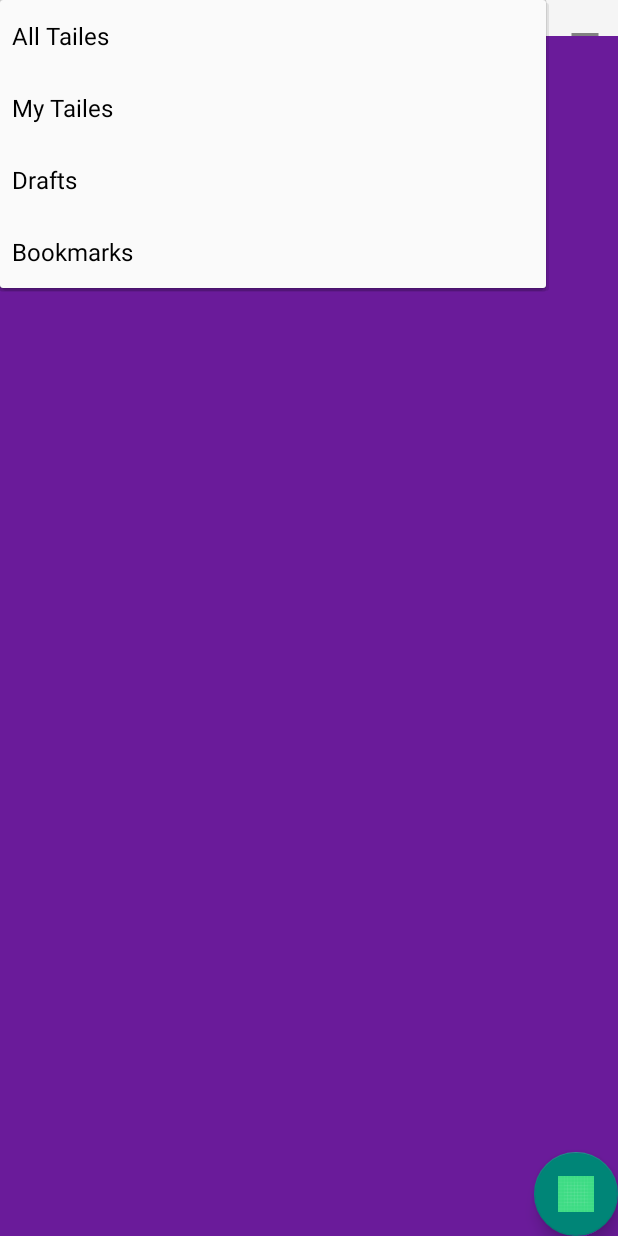
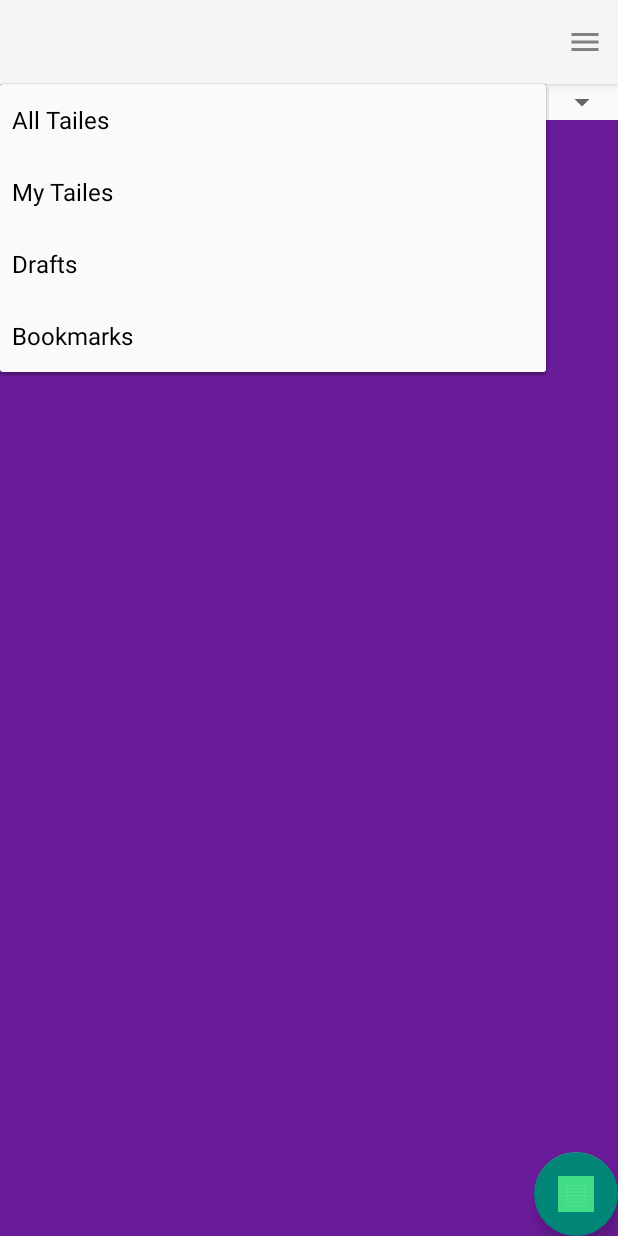
Before and after one commit to realchrismartin/telling-tailes, an Android app: the StoryFeedActivity screen opened directly, with no data from a screen before it, after a tap on "All Tailes", on a phone screen of 412 x 824 dp. Run offline under Robolectric (Android 15) with nearby library versions, the phone set to English and light mode, and no system bars; our stand-ins replace Firebase (no records; nobody signed in at launch, a user with empty details on screens opened directly).

Commit message:
TT-69 fix: Fix lost action bar on feed story activity

```diff
--- a/app/src/main/res/layout/activity_story_feed.xml
+++ b/app/src/main/res/layout/activity_story_feed.xml
@@ -17,6 +17,7 @@
     <androidx.constraintlayout.widget.ConstraintLayout
         android:layout_width="match_parent"
         android:layout_height="match_parent"
+        android:layout_marginTop="?attr/actionBarSize"
         tools:context=".activity.StoryFeedActivity">
 
         <Spinner
@@ -55,7 +56,6 @@
             app:srcCompat="@drawable/ic_launcher_background" />
 
 
-
     </androidx.constraintlayout.widget.ConstraintLayout>
 
 </androidx.coordinatorlayout.widget.CoordinatorLayout>
```
